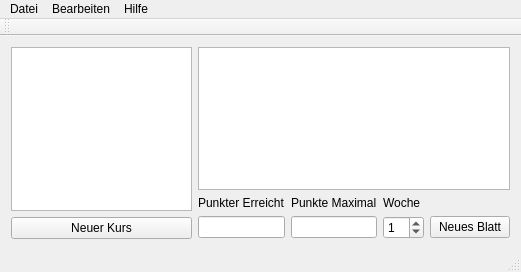
First picture: the form in mainwindow.ui, repository soekkle/Punkte, before the edit.
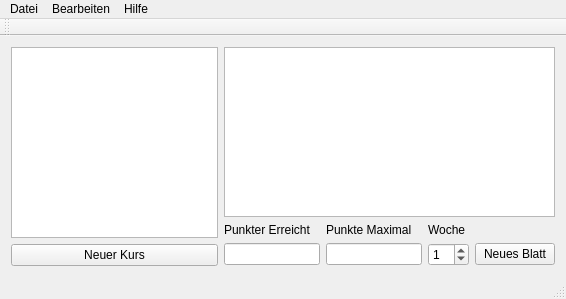
Second picture: the form after the edit.

```diff
--- a/mainwindow.ui
+++ b/mainwindow.ui
@@ -6,8 +6,8 @@
    <rect>
     <x>0</x>
     <y>0</y>
-    <width>521</width>
-    <height>272</height>
+    <width>566</width>
+    <height>299</height>
    </rect>
   </property>
   <property name="windowTitle">
@@ -123,7 +123,7 @@
     <rect>
      <x>0</x>
      <y>0</y>
-     <width>521</width>
+     <width>566</width>
      <height>22</height>
     </rect>
    </property>
```
Left out of the diff: 6 changed lines with no effect on the pictures.
